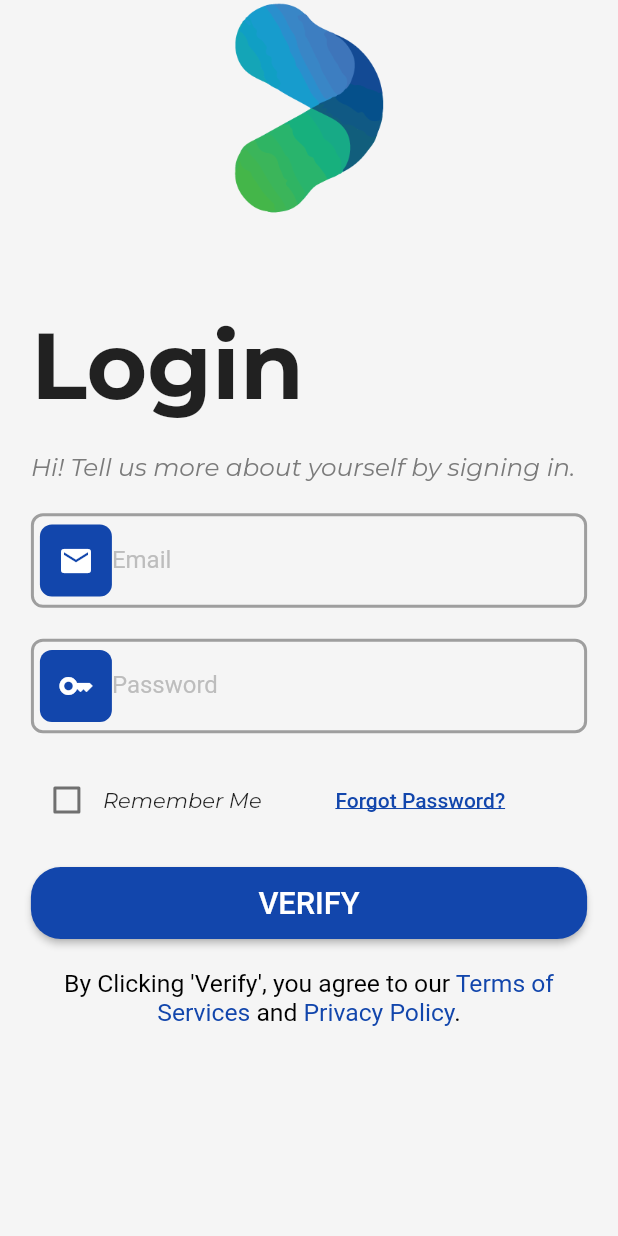
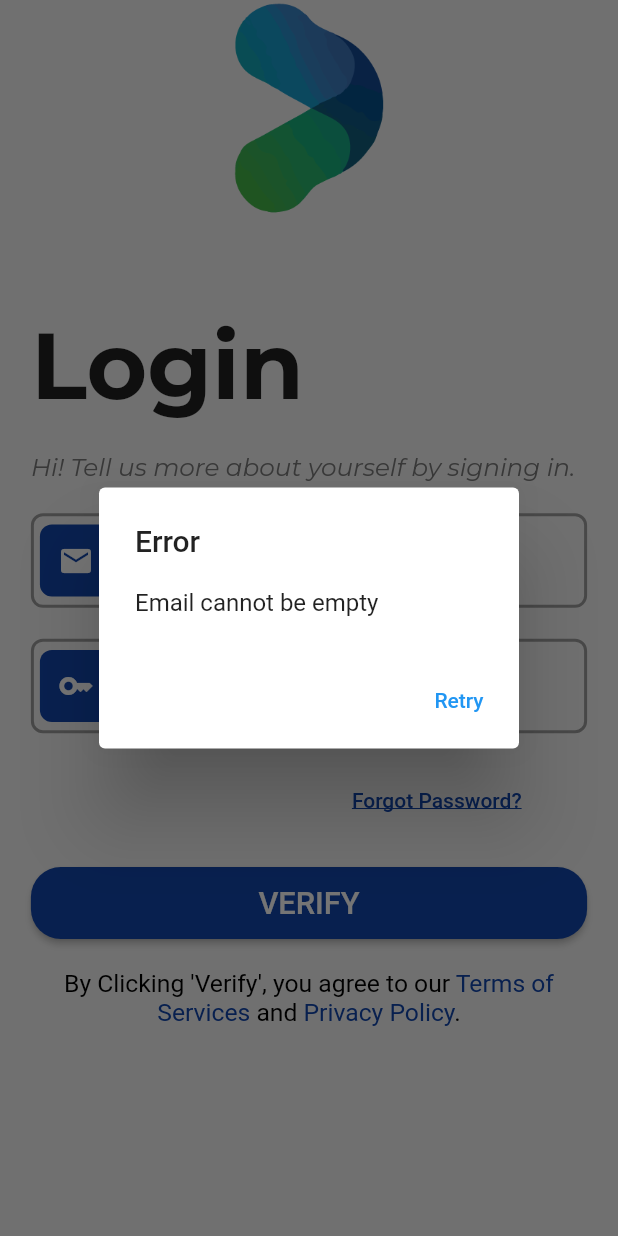
Before and after one commit to lakshya1goel/BytePad, a Flutter app: the LoginPage screen opened directly, after a tap on "VERIFY", on a phone screen of 412 x 824 dp. Run offline on Flutter 3.47's test engine with Material 2 defaults, Android fonts, the phone set to English and light mode, and no system bars; project files that could hold a hidden picture were left out.

Commit message:
add error dialog boxes for login page

```diff
--- a/lib/Contollers/validation.dart
+++ b/lib/Contollers/validation.dart
@@ -41,5 +41,13 @@ class Validator {
     return null; // Indicates the email is valid
   }
 
+  static String? isValidPassword(String password) {
+    if (password.isEmpty) {
+      return "Password Cannot be empty";
+    }
+
+    return null; // Indicates the email is valid
+  }
+
 
 }
--- a/lib/Services/token_generation.dart
+++ b/lib/Services/token_generation.dart
@@ -5,7 +5,7 @@ import 'package:http/http.dart' as http;
 import '../Models/generate_token_error.dart';
 import '../Models/generate_token_response.dart';
 
-Future<void> loginUser(String email, String password, BuildContext context) async {
+Future<String?> loginUser(String email, String password) async {
   var url = Uri.parse('https://bytepad.onrender.com/auth/generate/');
   var headers = {
     'accept': 'application/json',
@@ -23,11 +23,12 @@ Future<void> loginUser(String email, String password, BuildContext context) asyn
     GenerateTokenResponse generateTokenResponse = GenerateTokenResponse.fromJson(generateResponse);
     var accessToken = generateTokenResponse.access;
     // print(jsonDecode(response.body));
-    verifyToken(accessToken, context);
+    return verifyToken(accessToken);
   }
   else {
     Map<String, dynamic> errorResponse = jsonDecode(response.body);
     GenerateTokenError generateTokenError = GenerateTokenError.fromJson(errorResponse);
     print(generateTokenError.detail);
+    return jsonDecode(response.body)['detail'];
   }
 }
--- a/lib/Views/Pages/authentication/forgot_password_page.dart
+++ b/lib/Views/Pages/authentication/forgot_password_page.dart
@@ -73,7 +73,7 @@ class _ForgotPasswordScreenState extends State<ForgotPasswordScreen> {
                         onPressed: () async {
                           String? emailError = Validator.isValidEmail(emailController.text);
                           if (emailError != null) {
-                            ErrorMessage.showAlertDialog(context, "Invalid Email", emailError);
+                            ErrorMessage.showAlertDialog(context, "Error", emailError);
                             return;
                           }
 
@@ -112,7 +112,7 @@ class _ForgotPasswordScreenState extends State<ForgotPasswordScreen> {
                         },
                         child: Padding(
                           padding: const EdgeInsets.all(12.0),
-                          child: Text("SEND",
+                          child: isLoading ? CircularProgressIndicator() : Text("SEND",
                             style: TextStyle(
                               fontSize: size.width*0.05,
                             ),
--- a/lib/Views/Pages/authentication/login_page.dart
+++ b/lib/Views/Pages/authentication/login_page.dart
@@ -1,6 +1,9 @@
 import 'package:bytepad/Views/Pages/authentication/forgot_password_page.dart';
+import 'package:bytepad/Views/Pages/home_page.dart';
 import 'package:bytepad/Views/Widgets/custom_input_field.dart';
 import 'package:flutter/material.dart';
+import '../../../Contollers/validation.dart';
+import '../../../Models/error_message_dialog_box.dart';
 import '../../../Services/token_generation.dart';
 import '../../../theme_data.dart';
 
@@ -14,19 +17,19 @@ class LoginPage extends StatefulWidget {
 class _LoginPageState extends State<LoginPage> {
   TextEditingController emailController = TextEditingController();
   TextEditingController passwordController = TextEditingController();
+  bool isLoading = false;
 
-  void handleSubmit() {
-    String email = emailController.text;
-    String password = passwordController.text;
-    loginUser(email, password, context);
-  }
+  // void handleSubmit() {
+  //   String email = emailController.text;
+  //   String password = passwordController.text;
+  //   loginUser(email, password, context);
+  // }
 
   @override
 
   Widget build(BuildContext context) {
 
     final size = MediaQuery.of(context).size;
-    bool rememberMe = false;
 
     return Scaffold(
       body: SingleChildScrollView(
@@ -71,16 +74,7 @@ class _LoginPageState extends State<LoginPage> {
                   padding: EdgeInsets.all(size.width*0.05),
                   child: Row(
                     children: [
-                      Checkbox(
-                        value: rememberMe,
-                        onChanged: (bool? value) {
-                          setState(() {
-                            rememberMe = value!;
-                          });
-                        },
-                      ),
-                      const Text("Remember Me"),
-                      SizedBox( width: size.width*0.1,),
+                      SizedBox( width: size.width*0.5,),
                       TextButton(
                           onPressed: (){
                             Navigator.push(
@@ -104,10 +98,51 @@ class _LoginPageState extends State<LoginPage> {
                   child: Container(
                     width: size.width*0.9,
                     child: ElevatedButton(
-                        onPressed: handleSubmit,
+                      onPressed: () async {
+                        String? emailError = Validator.isValidEmail(emailController.text);
+                        if (emailError != null) {
+                          ErrorMessage.showAlertDialog(context, "Error", emailError);
+                          return;
+                        }
+                        String? passwordError = Validator.isValidPassword(passwordController.text);
+                        if (passwordError != null) {
+                          ErrorMessage.showAlertDialog(context, "Error", passwordError);
+                          return;
+                        }
+
+                        setState(() {
+                          isLoading = true;
+                        });
+
+                        try {
+                          String? errorMessage = await loginUser(emailController.text, passwordController.text);
+
+                          setState(() {
+                            isLoading = false;
+                          });
+
+                          if (errorMessage != null) {
+                            ErrorMessage.showAlertDialog(context, "Error", errorMessage);
+                            return; // Don't proceed further if there's an error
+                          }
+
+                          Navigator.push(
+                            context,
+                            MaterialPageRoute(
+                              builder: (context) => HomePage(),
+                            ),
+                          );
+
+                        } catch (error) {
+                          setState(() {
+                            isLoading = false;
+                          });
+                          ErrorMessage.showAlertDialog(context, "Error", "Error requesting OTP. Please try again later.");
+                        }
+                      },
                         child: Padding(
                           padding: const EdgeInsets.all(12.0),
-                            child: Text("VERIFY",
+                            child: isLoading ? CircularProgressIndicator() : Text("VERIFY",
                             style: TextStyle(
                               fontSize: size.width*0.05,
                             ),
--- a/lib/Views/Pages/authentication/otp_verification_page.dart
+++ b/lib/Views/Pages/authentication/otp_verification_page.dart
@@ -167,7 +167,7 @@ class _OTPVerificationScreenState extends State<OTPVerificationScreen> {
                     },
                     child: Padding(
                       padding: const EdgeInsets.all(12.0),
-                      child: Text("SUBMIT",
+                      child: isLoading ? CircularProgressIndicator() : Text("SUBMIT",
                         style: TextStyle(
                           fontSize: size.width*0.05,
                         ),
--- a/lib/Views/Pages/authentication/reset_password_page.dart
+++ b/lib/Views/Pages/authentication/reset_password_page.dart
@@ -77,9 +77,6 @@ class _ResetPasswordScreenState extends State<ResetPasswordScreen> {
                 child: Container(
                   width: size.width*0.9,
                   child: ElevatedButton(
-                    // onPressed: (){
-                    //   resetPassword(widget.token, passwordController.text, context);
-                    // },
                     onPressed: () async {
                       String? passwordError = Validator.isResetPassword(passwordController.text, confirmPasswordController.text);
                       if (passwordError != null) {
@@ -120,7 +117,7 @@ class _ResetPasswordScreenState extends State<ResetPasswordScreen> {
                     },
                     child: Padding(
                       padding: const EdgeInsets.all(12.0),
-                      child: Text("SUBMIT",
+                      child: isLoading ? CircularProgressIndicator() : Text("SUBMIT",
                         style: TextStyle(
                           fontSize: size.width*0.05,
                         ),
```
Also changed, not shown: lib/Services/token_verification.dart (+3 -4 lines).
